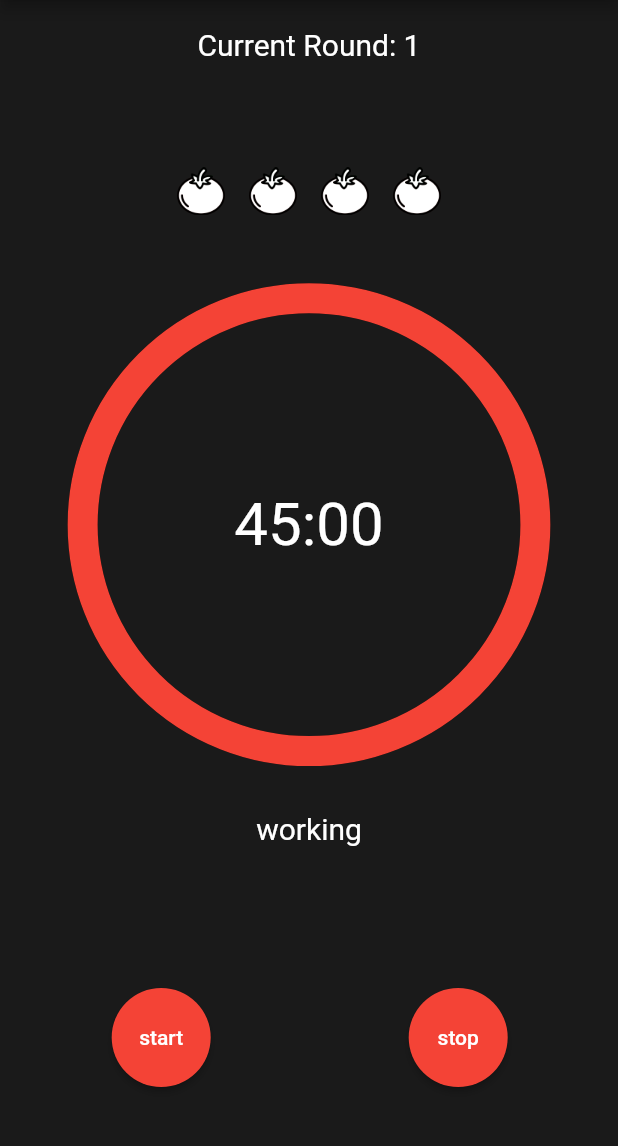
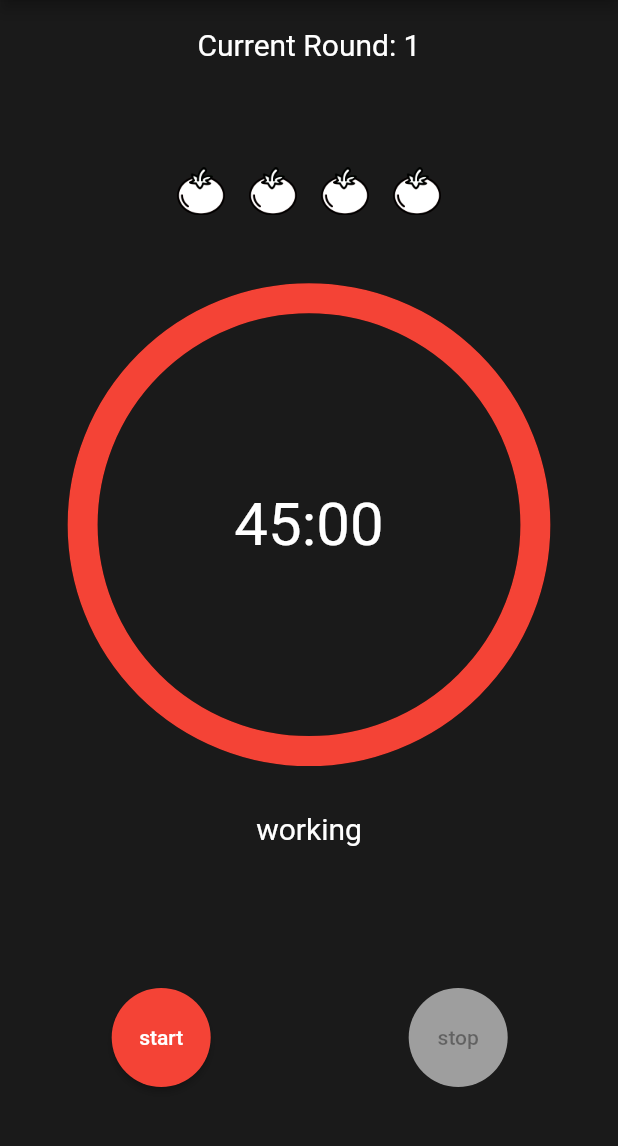
Before and after one commit to jelazi/pomodoro-countdown, a Flutter app: the screen it shows after launch, on a phone screen of 412 x 824 dp, the part 84-1230 px from its top. Run offline on Flutter 3.47's test engine with Material 2 defaults, Android fonts, the phone set to English and light mode, and no system bars; our stand-ins replace assets_audio_player, get, logger, settings_ui; missing offline and left inert: pausable_timer.

Commit message:
Mod: disabled stop button withou playing state

```diff
--- a/lib/view/buttons/start_stop_group_buttons.dart
+++ b/lib/view/buttons/start_stop_group_buttons.dart
@@ -14,8 +14,13 @@ class _StartStopGroupButtonState extends State<StartStopGroupButton> {
   String stopText = 'stop'.tr;
   final CountDownController _countDownController = Get.find();
 
-  ButtonStyle styleBtn = ButtonStyle(
+  ButtonStyle styleBtnEnabled = ButtonStyle(
     backgroundColor: MaterialStateProperty.all(Colors.red),
+    shape: MaterialStateProperty.all(CircleBorder()),
+    padding: MaterialStateProperty.all(EdgeInsets.all(25)),
+  );
+  ButtonStyle styleBtnDisabled = ButtonStyle(
+    backgroundColor: MaterialStateProperty.all(Colors.grey),
     shape: MaterialStateProperty.all(CircleBorder()),
     padding: MaterialStateProperty.all(EdgeInsets.all(25)),
   );
@@ -32,15 +37,21 @@ class _StartStopGroupButtonState extends State<StartStopGroupButton> {
               child: ElevatedButton(
                 onPressed: _countDownController.startPaused,
                 child: Text(_countDownController.startPausedText.value),
-                style: styleBtn,
+                style: styleBtnEnabled,
               ),
             ),
             Padding(
               padding: const EdgeInsets.all(8.0),
               child: ElevatedButton(
-                onPressed: _countDownController.stop,
+                onPressed:
+                    _countDownController.stateCount.value == stateCountdown.play
+                        ? _countDownController.stop
+                        : null,
                 child: Text(_countDownController.stopText.value),
-                style: styleBtn,
+                style:
+                    _countDownController.stateCount.value == stateCountdown.play
+                        ? styleBtnEnabled
+                        : styleBtnDisabled,
               ),
             ),
           ],
```
